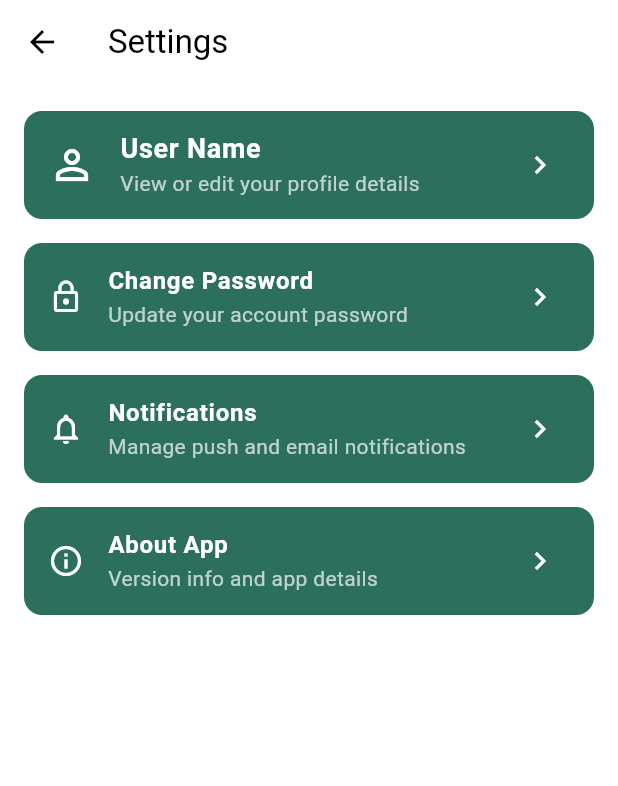
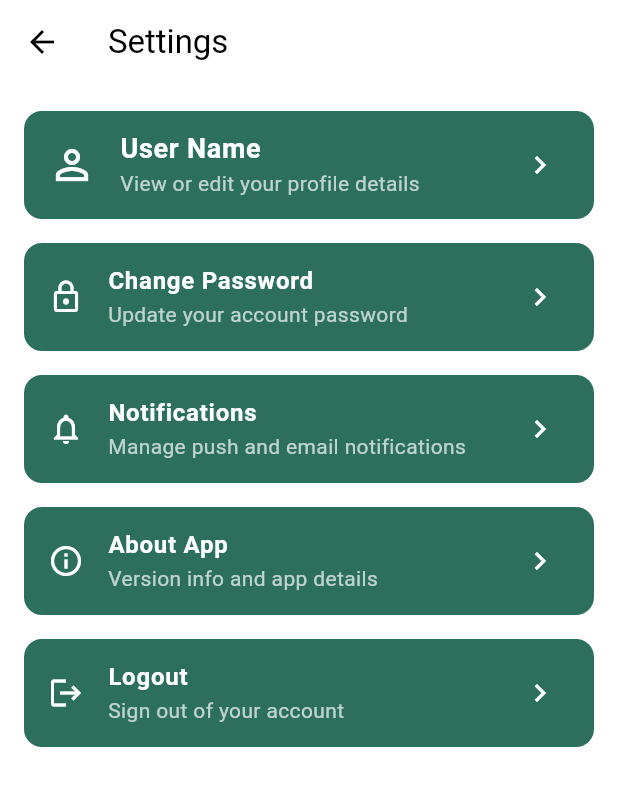
Before and after one commit to arshuvocse/lastappsflutter, a Flutter app: the SettingsView screen opened directly, on a phone screen of 412 x 824 dp. Shown: the top 786 px of the screen. Run offline on Flutter 3.47's test engine with Material 3 defaults, Android fonts, the phone set to English and light mode, and no system bars; our stand-ins replace animated_text_kit, flutter_offline, go_router, google_nav_bar, sqflite; accounts and stored records are empty.

Commit message:
feat: Add logout functionality

```diff
--- a/lib/view/settings_view.dart
+++ b/lib/view/settings_view.dart
@@ -16,30 +16,63 @@ class SettingsView extends StatelessWidget {
       ),
       body: ListView(
         padding: const EdgeInsets.symmetric(vertical: 10),
-        children: const [
-          SettingsListItem(
+        children: [
+          const SettingsListItem(
             icon: Icons.person_outline,
             title: 'User Name', // Changed from Profile to User Name
             subtitle: 'View or edit your profile details',
             isHeader: true,
           ),
-          SettingsListItem(
+          const SettingsListItem(
             icon: Icons.lock_outline,
             title: 'Change Password',
             subtitle: 'Update your account password',
           ),
-          SettingsListItem(
+          const SettingsListItem(
             icon: Icons.notifications_none,
             title: 'Notifications',
             subtitle: 'Manage push and email notifications',
           ),
-          SettingsListItem(
+          const SettingsListItem(
             icon: Icons.info_outline,
             title: 'About App',
             subtitle: 'Version info and app details',
           ),
+          SettingsListItem(
+            icon: Icons.logout,
+            title: 'Logout',
+            subtitle: 'Sign out of your account',
+            onTap: () => _showLogoutConfirmation(context),
+          ),
         ],
       ),
+    );
+  }
+
+  void _showLogoutConfirmation(BuildContext context) {
+    showDialog(
+      context: context,
+      builder: (BuildContext context) {
+        return AlertDialog(
+          title: const Text('Confirm Logout'),
+          content: const Text('Are you sure you want to log out?'),
+          actions: <Widget>[
+            TextButton(
+              child: const Text('Cancel'),
+              onPressed: () {
+                Navigator.of(context).pop();
+              },
+            ),
+            TextButton(
+              child: const Text('Logout'),
+              onPressed: () {
+                Navigator.of(context).pop();
+                // Perform logout action here
+              },
+            ),
+          ],
+        );
+      },
     );
   }
 }
@@ -49,6 +82,7 @@ class SettingsListItem extends StatelessWidget {
   final String title;
   final String subtitle;
   final bool isHeader;
+  final VoidCallback? onTap;
 
   const SettingsListItem({
     super.key,
@@ -56,6 +90,7 @@ class SettingsListItem extends StatelessWidget {
     required this.title,
     required this.subtitle,
     this.isHeader = false,
+    this.onTap,
   });
 
   @override
@@ -78,9 +113,7 @@ class SettingsListItem extends StatelessWidget {
         ),
         subtitle: Text(subtitle, style: const TextStyle(color: Colors.white70)),
         trailing: const Icon(Icons.chevron_right, color: Colors.white),
-        onTap: () {
-          // Handle navigation
-        },
+        onTap: onTap,
       ),
     );
   }
```
